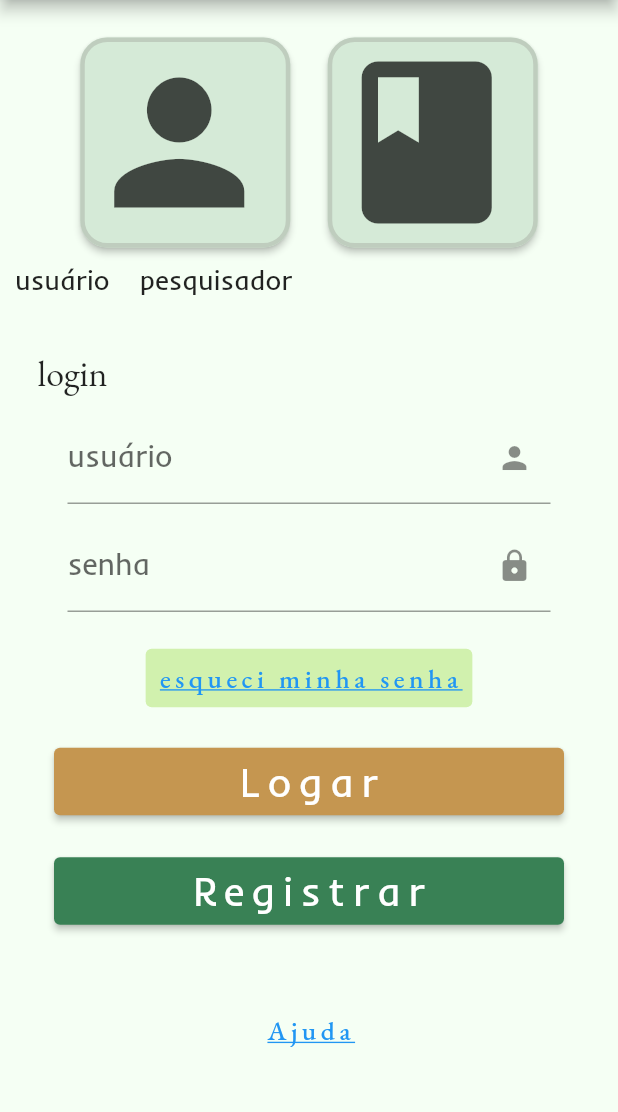
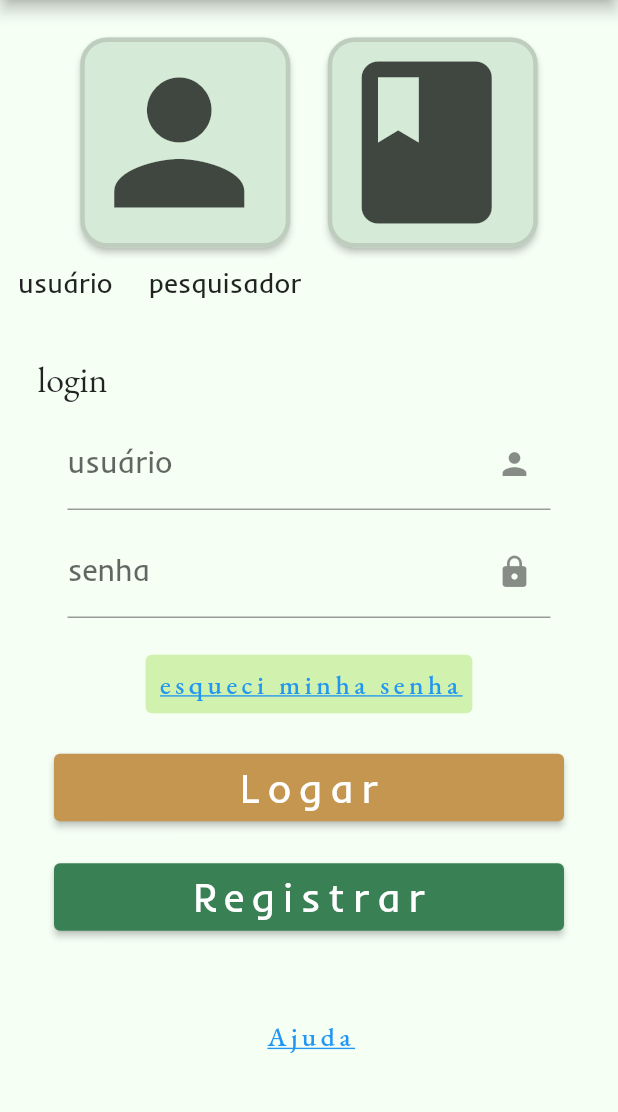
Before and after one commit to GabrielPilato/RiberCerra, a Flutter app: the screen it shows after launch, on a phone screen of 412 x 824 dp, the part 84-1196 px from its top. Run offline on Flutter 3.47's test engine with Material 2 defaults, Android fonts, the phone set to English and light mode, and no system bars; our stand-ins replace cloud_firestore, device_preview, easy_splash_screen, firebase_auth, firebase_core, firebase_storage and 2 more; accounts and stored records are empty.

```diff
--- a/lib/view/tela_principal.dart
+++ b/lib/view/tela_principal.dart
@@ -136,12 +136,12 @@ class _TelaPrincipalState extends State<TelaPrincipal> {
           Row(
             children: [
               Padding(
-                padding: const EdgeInsets.all(10.0),
+                padding: const EdgeInsets.all(12.0),
                 child: Text('usuário',
                     style: TextStyle(fontSize: 18, fontFamily: 'Inder')),
               ),
               Padding(
-                padding: const EdgeInsets.all(10.0),
+                padding: const EdgeInsets.all(12.0),
                 child: Text('pesquisador',
                     style: TextStyle(fontSize: 18, fontFamily: 'Inder')),
               ),
--- a/pubspec.yaml
+++ b/pubspec.yaml
@@ -5,7 +5,6 @@ version: 0.1.0
 
 environment:
   sdk: '>=2.19.2 <3.0.0'
-
 
 dependencies:
   image_picker: ^0.8.4+4
```
Also changed, not shown: pubspec.lock.
